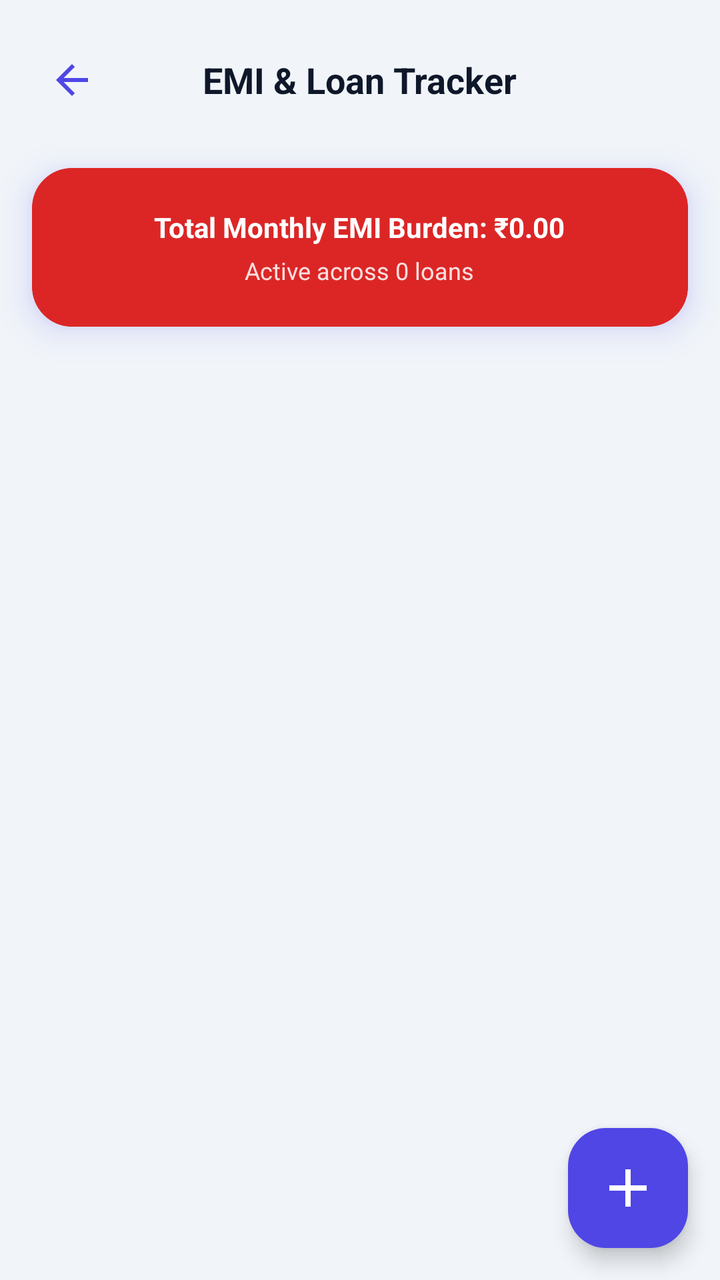
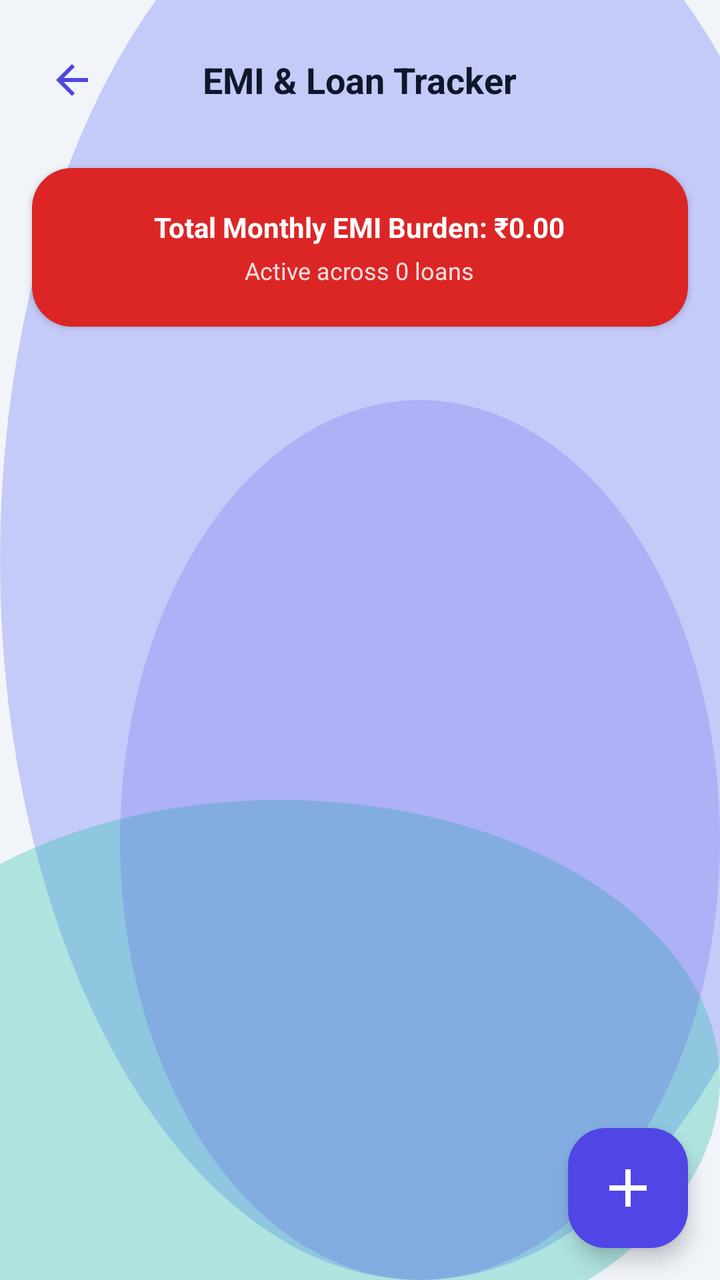

Two renders of the same Android screen: before a commit and after it. Below are the layout's source before the change and the commit's diff.
<!-- AndroidManifest.xml: application theme Theme.MoneyLens -->
<!-- res/layout/fragment_emi_tracker.xml -->
<?xml version="1.0" encoding="utf-8"?>
<androidx.coordinatorlayout.widget.CoordinatorLayout xmlns:android="http://schemas.android.com/apk/res/android"
    xmlns:app="http://schemas.android.com/apk/res-auto"
    xmlns:tools="http://schemas.android.com/tools"
    android:layout_width="match_parent"
    android:layout_height="match_parent"
    android:background="@color/colorBackground">

    <LinearLayout
        android:layout_width="match_parent"
        android:layout_height="match_parent"
        android:orientation="vertical">

        
        <RelativeLayout
            android:id="@+id/layoutAppBar"
            android:layout_width="match_parent"
            android:layout_height="56dp"
            android:layout_marginTop="12dp"
            android:paddingHorizontal="16dp">

            <ImageView
                android:id="@+id/btnBack"
                android:layout_width="40dp"
                android:layout_height="40dp"
                android:layout_centerVertical="true"
                android:padding="8dp"
                android:src="@drawable/ic_back"
                android:background="?attr/selectableItemBackgroundBorderless" />

            <TextView
                android:layout_width="wrap_content"
                android:layout_height="wrap_content"
                android:layout_centerInParent="true"
                android:text="EMI &amp; Loan Tracker"
                android:textColor="@color/colorTextPrimary"
                android:textSize="18sp"
                android:textStyle="bold" />
        </RelativeLayout>

        
        <com.google.android.material.card.MaterialCardView
            android:id="@+id/cardEmiHeader"
            style="@style/ClayCard"
            android:layout_width="match_parent"
            android:layout_height="wrap_content"
            android:layout_margin="16dp"
            app:cardBackgroundColor="@color/colorDanger"
            app:strokeColor="@color/colorDanger">

            <LinearLayout
                android:layout_width="match_parent"
                android:layout_height="wrap_content"
                android:orientation="vertical"
                android:padding="20dp"
                android:gravity="center">

                <TextView
                    android:id="@+id/txtEmiSummaryTitle"
                    android:layout_width="wrap_content"
                    android:layout_height="wrap_content"
                    android:text="Total Monthly EMI Burden: ₹0.00"
                    android:textColor="@android:color/white"
                    android:textSize="14sp"
                    android:textStyle="bold" />

                <TextView
                    android:id="@+id/txtEmiCountSubtitle"
                    android:layout_width="wrap_content"
                    android:layout_height="wrap_content"
                    android:layout_marginTop="4dp"
                    android:text="Active across 0 loans"
                    android:textColor="@color/onColorMuted"
                    android:textSize="12sp" />
            </LinearLayout>
        </com.google.android.material.card.MaterialCardView>

        
        <FrameLayout
            android:layout_width="match_parent"
            android:layout_height="0dp"
            android:layout_weight="1">

            <androidx.recyclerview.widget.RecyclerView
                android:id="@+id/rvEmis"
                android:layout_width="match_parent"
                android:layout_height="match_parent"
                android:clipToPadding="false"
                android:paddingBottom="88dp"
                tools:listitem="@layout/item_emi" />

            
            <LinearLayout
                android:id="@+id/layoutEmptyState"
                android:layout_width="match_parent"
                android:layout_height="wrap_content"
                android:layout_gravity="center"
                android:orientation="vertical"
                android:gravity="center"
                android:padding="24dp"
                android:visibility="gone">

                <com.airbnb.lottie.LottieAnimationView
                    android:id="@+id/lottieEmptyState"
                    android:layout_width="160dp"
                    android:layout_height="160dp"
                    app:lottie_rawRes="@raw/empty_state"
                    app:lottie_autoPlay="true"
                    app:lottie_loop="true" />

                <TextView
                    android:layout_width="wrap_content"
                    android:layout_height="wrap_content"
                    android:layout_marginTop="16dp"
                    android:text="No active loans or EMIs"
                    android:textColor="@color/colorTextPrimary"
                    android:textSize="16sp"
                    android:textStyle="bold"
                    android:gravity="center" />

                <TextView
                    android:layout_width="wrap_content"
                    android:layout_height="wrap_content"
                    android:layout_marginTop="8dp"
                    android:text="Easily calculate monthly amortization and keep track of payment schedules by adding your first loan."
                    android:textColor="@color/colorTextSecondary"
                    android:textSize="13sp"
                    android:gravity="center" />
            </LinearLayout>
        </FrameLayout>
    </LinearLayout>

    
    <com.google.android.material.floatingactionbutton.FloatingActionButton
        android:id="@+id/fabAddEmi"
        android:layout_width="60dp"
        android:layout_height="60dp"
        android:layout_gravity="bottom|end"
        android:layout_margin="16dp"
        android:src="@drawable/ic_add"
        app:tint="@color/colorSurface"
        android:backgroundTint="@color/colorPrimary"
        app:fabCustomSize="60dp"
        app:maxImageSize="32dp"
        app:shapeAppearanceOverlay="@style/ShapeAppearanceOverlay.ClayFab"
        android:contentDescription="Add EMI Manually" />

</androidx.coordinatorlayout.widget.CoordinatorLayout>
<!-- res/layout/item_emi.xml (included above) -->
<?xml version="1.0" encoding="utf-8"?>
<com.google.android.material.card.MaterialCardView xmlns:android="http://schemas.android.com/apk/res/android"
    xmlns:app="http://schemas.android.com/apk/res-auto"
    style="@style/ClayCard"
    app:cardElevation="0dp"
    app:cardBackgroundColor="@android:color/transparent"
    app:strokeWidth="0dp"
    app:cardCornerRadius="0dp"
    android:layout_width="match_parent"
    android:layout_height="wrap_content"
    android:layout_marginHorizontal="16dp"
    android:layout_marginVertical="8dp">

    <LinearLayout
        android:layout_width="match_parent"
        android:layout_height="wrap_content"
        android:orientation="vertical"
        android:background="@drawable/bg_card_3d"
        android:padding="16dp">

        
        <RelativeLayout
            android:layout_width="match_parent"
            android:layout_height="wrap_content">

            <TextView
                android:id="@+id/txtLoanName"
                android:layout_width="wrap_content"
                android:layout_height="wrap_content"
                android:text="Loan Name"
                android:textColor="@color/colorTextPrimary"
                android:textSize="16sp"
                android:textStyle="bold"
                android:layout_alignParentStart="true"
                android:layout_centerVertical="true"
                android:layout_toStartOf="@+id/txtLoanType" />

            <ImageView
                android:id="@+id/btnDeleteEmi"
                android:layout_width="24dp"
                android:layout_height="24dp"
                android:layout_alignParentEnd="true"
                android:layout_centerVertical="true"
                android:layout_marginStart="8dp"
                android:background="?attr/selectableItemBackgroundBorderless"
                android:src="@drawable/ic_trash"
                android:contentDescription="Delete EMI"
                app:tint="@color/colorDanger" />

            <TextView
                android:id="@+id/txtLoanType"
                android:layout_width="wrap_content"
                android:layout_height="wrap_content"
                android:layout_toStartOf="@+id/btnDeleteEmi"
                android:layout_centerVertical="true"
                android:background="@drawable/bg_clay_button"
                android:backgroundTint="@color/colorPrimary"
                android:textColor="@android:color/white"
                android:textSize="10sp"
                android:textStyle="bold"
                android:paddingHorizontal="10dp"
                android:paddingVertical="4dp"
                android:text="Personal" />
        </RelativeLayout>

        
        <LinearLayout
            android:layout_width="match_parent"
            android:layout_height="wrap_content"
            android:layout_marginTop="12dp"
            android:orientation="horizontal">

            <LinearLayout
                android:layout_width="0dp"
                android:layout_height="wrap_content"
                android:layout_weight="1"
                android:orientation="vertical">

                <TextView
                    android:layout_width="wrap_content"
                    android:layout_height="wrap_content"
                    android:text="Monthly EMI"
                    android:textColor="@color/colorTextSecondary"
                    android:textSize="11sp" />

                <TextView
                    android:id="@+id/txtEmiAmount"
                    android:layout_width="wrap_content"
                    android:layout_height="wrap_content"
                    android:layout_marginTop="2dp"
                    android:text="₹0.00"
                    android:textColor="@color/colorTextPrimary"
                    android:textSize="15sp"
                    android:textStyle="bold" />
            </LinearLayout>

            <LinearLayout
                android:layout_width="0dp"
                android:layout_height="wrap_content"
                android:layout_weight="1"
                android:orientation="vertical"
                android:gravity="end">

                <TextView
                    android:layout_width="wrap_content"
                    android:layout_height="wrap_content"
                    android:text="Settle-today balance"
                    android:textColor="@color/colorTextSecondary"
                    android:textSize="11sp" />

                <TextView
                    android:id="@+id/txtOutstanding"
                    android:layout_width="wrap_content"
                    android:layout_height="wrap_content"
                    android:layout_marginTop="2dp"
                    android:text="₹0.00"
                    android:textColor="@color/colorTextPrimary"
                    android:textSize="15sp"
                    android:textStyle="bold" />
            </LinearLayout>
        </LinearLayout>

        
        <RelativeLayout
            android:layout_width="match_parent"
            android:layout_height="wrap_content"
            android:layout_marginTop="12dp">

            <TextView
                android:id="@+id/txtTenureProgress"
                android:layout_width="wrap_content"
                android:layout_height="wrap_content"
                android:text="0 / 0 months paid"
                android:textColor="@color/colorTextSecondary"
                android:textSize="12sp" />

            <TextView
                android:id="@+id/txtInterestInfo"
                android:layout_width="wrap_content"
                android:layout_height="wrap_content"
                android:layout_alignParentEnd="true"
                android:text="0.0% p.a."
                android:textColor="@color/colorTextSecondary"
                android:textSize="12sp" />
        </RelativeLayout>

        <ProgressBar
            android:id="@+id/progressTenure"
            style="?android:attr/progressBarStyleHorizontal"
            android:layout_width="match_parent"
            android:layout_height="8dp"
            android:layout_marginTop="6dp"
            android:max="100"
            android:progress="0"
            android:progressTint="@color/colorPrimary"
            android:progressBackgroundTint="@color/colorCardBorder" />

        
        <TextView
            android:id="@+id/txtLeftToPay"
            android:layout_width="wrap_content"
            android:layout_height="wrap_content"
            android:layout_marginTop="6dp"
            android:text="₹0.00 left to pay"
            android:textColor="@color/colorTextSecondary"
            android:textSize="12sp" />

        <View
            android:layout_width="match_parent"
            android:layout_height="1dp"
            android:layout_marginTop="12dp"
            android:background="@color/colorCardBorder" />

        
        <RelativeLayout
            android:layout_width="match_parent"
            android:layout_height="wrap_content"
            android:layout_marginTop="12dp">

            <TextView
                android:id="@+id/txtDueDate"
                android:layout_width="wrap_content"
                android:layout_height="wrap_content"
                android:layout_alignParentStart="true"
                android:layout_centerVertical="true"
                android:text="Next due: -"
                android:textColor="@color/colorTextPrimary"
                android:textSize="12sp" />

            <TextView
                android:id="@+id/txtEmiDaysBadge"
                android:layout_width="wrap_content"
                android:layout_height="wrap_content"
                android:layout_alignParentEnd="true"
                android:layout_centerVertical="true"
                android:background="@drawable/bg_clay_button"
                android:backgroundTint="@color/colorDanger"
                android:textColor="@android:color/white"
                android:textSize="9sp"
                android:textStyle="bold"
                android:paddingHorizontal="8dp"
                android:paddingVertical="3dp"
                android:text="0 days left" />
        </RelativeLayout>
    </LinearLayout>
</com.google.android.material.card.MaterialCardView>
<!-- resources referenced by this layout -->
<resources>
  <color name="colorDanger">#DC2626</color>
  <color name="colorPrimary">#4F46E5</color>
  <color name="colorSurface">#FFFFFF</color>
  <!-- drawable bg_card_3d (drawable) -->
  <?xml version="1.0" encoding="utf-8"?>
  <layer-list xmlns:android="http://schemas.android.com/apk/res/android">
  
      
      <item android:left="3dp" android:right="3dp" android:top="4dp" android:bottom="0dp">
          <shape android:shape="rectangle">
              <solid android:color="@color/colorShadow" />
              <corners android:radius="20dp" />
          </shape>
      </item>
  
      
      <item android:bottom="5dp">
          <shape android:shape="rectangle">
              <solid android:color="@color/colorSurface" />
              <corners android:radius="20dp" />
              <stroke android:width="1dp" android:color="@color/colorCardBorder" />
          </shape>
      </item>
  </layer-list>
  <!-- drawable bg_clay_button (drawable) -->
  <?xml version="1.0" encoding="utf-8"?>
  <ripple xmlns:android="http://schemas.android.com/apk/res/android"
      android:color="@color/colorPrimaryDark">
  
      <item android:id="@android:id/background">
          <layer-list>
              
              <item android:top="4dp">
                  <shape android:shape="rectangle">
                      <solid android:color="@color/colorPrimaryShadow" />
                      <corners android:radius="18dp" />
                  </shape>
              </item>
              
              <item android:bottom="4dp">
                  <shape android:shape="rectangle">
                      <solid android:color="@color/colorPrimary" />
                      <corners android:radius="18dp" />
                  </shape>
              </item>
          </layer-list>
      </item>
  
      <item android:id="@android:id/mask">
          <shape android:shape="rectangle">
              <solid android:color="#FFFFFFFF" />
              <corners android:radius="18dp" />
          </shape>
      </item>
  </ripple>
  <style name="ClayCard" parent="Widget.Material3.CardView.Elevated">
          <item name="cardCornerRadius">@dimen/clay_card_radius</item>
          <item name="cardElevation">10dp</item>
          <item name="android:stateListAnimator">@null</item>
          <item name="strokeColor">@color/colorCardBorder</item>
          <item name="strokeWidth">1dp</item>
          <item name="cardBackgroundColor">@color/colorSurface</item>
          <item name="android:outlineSpotShadowColor" tools:targetApi="p">@color/colorPrimary</item>
          <item name="android:outlineAmbientShadowColor" tools:targetApi="p">@color/colorPrimary</item>
      </style>
  <color name="colorShadow">#26334155</color>
  <color name="colorPrimaryShadow">#3730A3</color>
  <dimen name="clay_card_radius">20dp</dimen>
  <style name="Base.Theme.MoneyLens" parent="Theme.Material3.Light.NoActionBar">
          
          <item name="colorPrimary">@color/colorPrimary</item>
          <item name="colorOnPrimary">@color/colorOnPrimary</item>
          <item name="colorSecondary">@color/colorSecondary</item>
          <item name="colorError">@color/colorDanger</item>
          <item name="android:windowBackground">@color/colorBackground</item>
          <item name="colorSurface">@color/colorSurface</item>
          <item name="android:colorBackground">@color/colorBackground</item>
          <item name="colorOnSurface">@color/colorTextPrimary</item>
  
          
          <item name="android:statusBarColor">@color/colorBackground</item>
          <item name="android:windowLightStatusBar" tools:targetApi="m">true</item>
          <item name="android:navigationBarColor">@color/colorBackground</item>
      </style>
  <color name="colorOnPrimary">#FFFFFF</color>
  <color name="colorSecondary">#14B8A6</color>
  <!-- unchanged entries left out for length: 11 -->
</resources>

<!-- the commit's change to res/layout/fragment_emi_tracker.xml (unified diff, before → after) -->
@@ -4,7 +4,7 @@
     xmlns:tools="http://schemas.android.com/tools"
     android:layout_width="match_parent"
     android:layout_height="match_parent"
-    android:background="@color/colorBackground">
+    android:background="@drawable/bg_mesh_gradient">
 
     <LinearLayout
         android:layout_width="match_parent"
<!-- resource entries referenced after the edit -->
@@ -5,47 +5,22 @@
   <color name="colorSurface">#FFFFFF</color>
   <!-- drawable bg_card_3d (drawable) -->
   <?xml version="1.0" encoding="utf-8"?>
-  <layer-list xmlns:android="http://schemas.android.com/apk/res/android">
-  
-      
-      <item android:left="3dp" android:right="3dp" android:top="4dp" android:bottom="0dp">
-          <shape android:shape="rectangle">
-              <solid android:color="@color/colorShadow" />
-              <corners android:radius="20dp" />
-          </shape>
-      </item>
-  
-      
-      <item android:bottom="5dp">
-          <shape android:shape="rectangle">
-              <solid android:color="@color/colorSurface" />
-              <corners android:radius="20dp" />
-              <stroke android:width="1dp" android:color="@color/colorCardBorder" />
-          </shape>
-      </item>
-  </layer-list>
+  <shape xmlns:android="http://schemas.android.com/apk/res/android"
+      android:shape="rectangle">
+      <solid android:color="@color/glassCardBg" />
+      <corners android:radius="20dp" />
+      <stroke android:width="1dp" android:color="@color/glassCardBorder" />
+  </shape>
   <!-- drawable bg_clay_button (drawable) -->
   <?xml version="1.0" encoding="utf-8"?>
   <ripple xmlns:android="http://schemas.android.com/apk/res/android"
       android:color="@color/colorPrimaryDark">
   
       <item android:id="@android:id/background">
-          <layer-list>
-              
-              <item android:top="4dp">
-                  <shape android:shape="rectangle">
-                      <solid android:color="@color/colorPrimaryShadow" />
-                      <corners android:radius="18dp" />
-                  </shape>
-              </item>
-              
-              <item android:bottom="4dp">
-                  <shape android:shape="rectangle">
-                      <solid android:color="@color/colorPrimary" />
-                      <corners android:radius="18dp" />
-                  </shape>
-              </item>
-          </layer-list>
+          <shape android:shape="rectangle">
+              <solid android:color="@color/colorPrimary" />
+              <corners android:radius="18dp" />
+          </shape>
       </item>
   
       <item android:id="@android:id/mask">
@@ -55,21 +30,52 @@
           </shape>
       </item>
   </ripple>
+  <!-- drawable bg_mesh_gradient (drawable) -->
+  <?xml version="1.0" encoding="utf-8"?>
+  <layer-list xmlns:android="http://schemas.android.com/apk/res/android">
+      
+      <item>
+          <shape android:shape="rectangle">
+              <solid android:color="@color/colorBackground" />
+          </shape>
+      </item>
+      
+      <item android:top="-80dp" android:right="-60dp">
+          <shape android:shape="oval">
+              <solid android:color="@color/glassMeshOrb1" />
+              <size android:width="280dp" android:height="280dp" />
+          </shape>
+      </item>
+      
+      <item android:bottom="-40dp" android:left="-80dp" android:top="400dp">
+          <shape android:shape="oval">
+              <solid android:color="@color/glassMeshOrb2" />
+              <size android:width="240dp" android:height="240dp" />
+          </shape>
+      </item>
+      
+      <item android:top="200dp" android:left="60dp">
+          <shape android:shape="oval">
+              <solid android:color="@color/glassMeshOrb3" />
+              <size android:width="200dp" android:height="200dp" />
+          </shape>
+      </item>
+  </layer-list>
   <style name="ClayCard" parent="Widget.Material3.CardView.Elevated">
           <item name="cardCornerRadius">@dimen/clay_card_radius</item>
-          <item name="cardElevation">10dp</item>
+          <item name="cardElevation">2dp</item>
           <item name="android:stateListAnimator">@null</item>
-          <item name="strokeColor">@color/colorCardBorder</item>
+          <item name="strokeColor">@color/glassCardBorder</item>
           <item name="strokeWidth">1dp</item>
-          <item name="cardBackgroundColor">@color/colorSurface</item>
-          <item name="android:outlineSpotShadowColor" tools:targetApi="p">@color/colorPrimary</item>
-          <item name="android:outlineAmbientShadowColor" tools:targetApi="p">@color/colorPrimary</item>
+          <item name="cardBackgroundColor">@color/glassCardBg</item>
       </style>
-  <color name="colorShadow">#26334155</color>
-  <color name="colorPrimaryShadow">#3730A3</color>
+  <color name="glassCardBg">#8CFFFFFF</color>
+  <color name="glassCardBorder">#B3FFFFFF</color>
+  <color name="glassMeshOrb1">#66818CF8</color>
+  <color name="glassMeshOrb2">#4D14B8A6</color>
+  <color name="glassMeshOrb3">#334F46E5</color>
   <dimen name="clay_card_radius">20dp</dimen>
   <style name="Base.Theme.MoneyLens" parent="Theme.Material3.Light.NoActionBar">
-          
           <item name="colorPrimary">@color/colorPrimary</item>
           <item name="colorOnPrimary">@color/colorOnPrimary</item>
           <item name="colorSecondary">@color/colorSecondary</item>
@@ -80,9 +86,10 @@
           <item name="colorOnSurface">@color/colorTextPrimary</item>
   
           
-          <item name="android:statusBarColor">@color/colorBackground</item>
+          <item name="android:statusBarColor">@android:color/transparent</item>
           <item name="android:windowLightStatusBar" tools:targetApi="m">true</item>
-          <item name="android:navigationBarColor">@color/colorBackground</item>
+          <item name="android:navigationBarColor">@android:color/transparent</item>
+          <item name="android:windowDrawsSystemBarBackgrounds">true</item>
       </style>
   <color name="colorOnPrimary">#FFFFFF</color>
   <color name="colorSecondary">#14B8A6</color>
